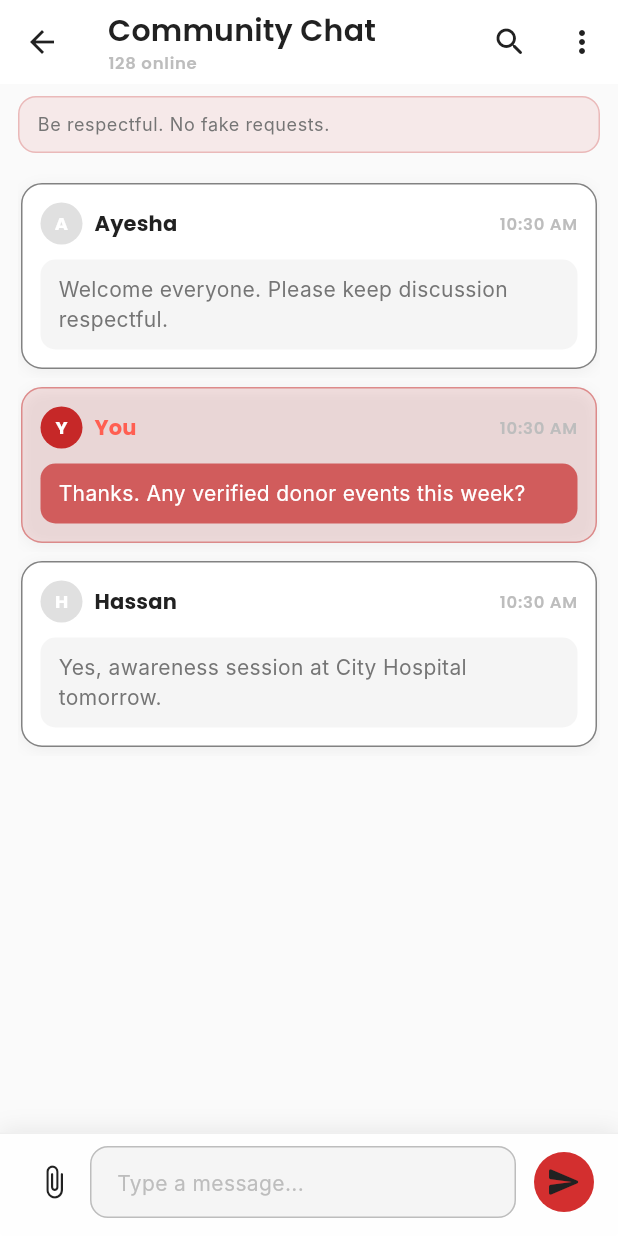
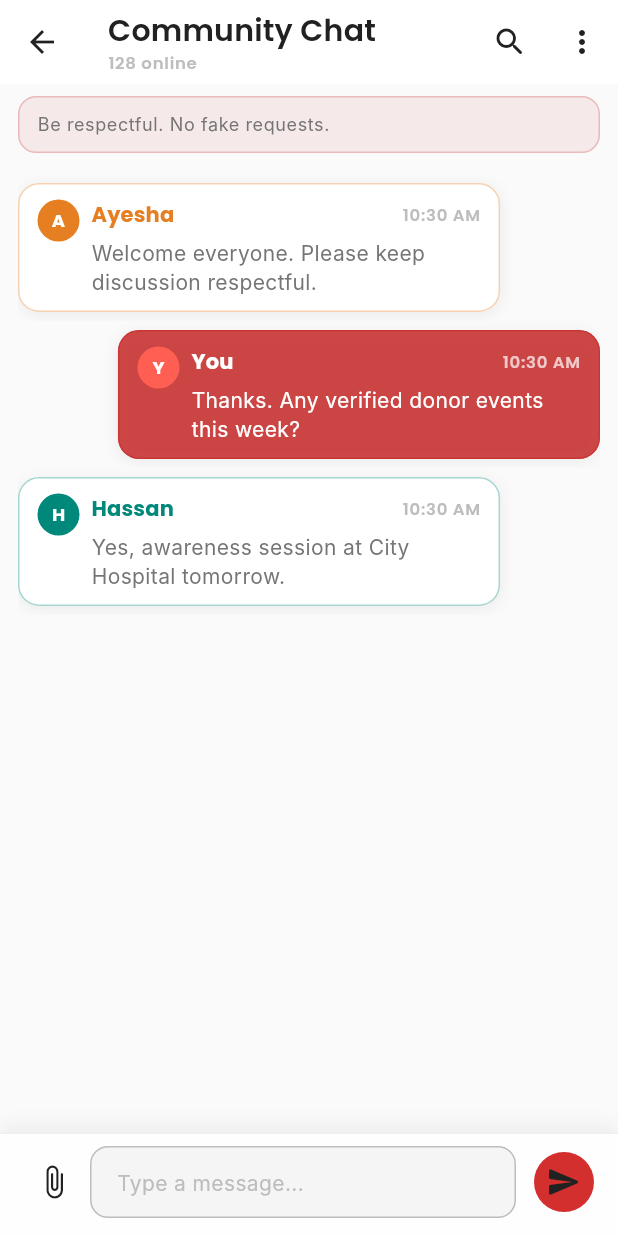
Before and after one commit to AbdulRehman247136/Blood-Link-, a Flutter app: the CommunityChatScreen screen opened directly, on a phone screen of 412 x 824 dp. Run offline on Flutter 3.47's test engine with Material 3 defaults, Android fonts, the phone set to English and light mode, and no system bars; our stand-ins replace animate_do, confetti, flutter_riverpod, google_fonts, shared_preferences; accounts and stored records are empty; Roboto replaces fonts that are missing (Inter).

Commit message:
feat: Enhance message bubble design with dynamic sender colors and improved layout

```diff
--- a/lib/screens/community_chat_screen.dart
+++ b/lib/screens/community_chat_screen.dart
@@ -394,54 +394,72 @@ class _MessageBubble extends StatelessWidget {
 
   const _MessageBubble({required this.message});
 
+  Color _senderColor(BuildContext context) {
+    final scheme = Theme.of(context).colorScheme;
+    final palette = <Color>[
+      scheme.primary,
+      scheme.secondary,
+      scheme.tertiary,
+      AppColors.primaryLight,
+      AppColors.success,
+      AppColors.warning,
+    ];
+
+    final index = message.userName.hashCode.abs() % palette.length;
+    return palette[index];
+  }
+
   @override
   Widget build(BuildContext context) {
     final isDarkMode = Theme.of(context).brightness == Brightness.dark;
-    final cardColor = message.isMine
-        ? AppColors.primary.withValues(alpha: isDarkMode ? 0.24 : 0.12)
+    final senderColor = _senderColor(context);
+    final bubbleColor = message.isMine
+        ? AppColors.primary.withValues(alpha: 0.85)
         : (isDarkMode ? Colors.grey.shade900 : Colors.white);
     final borderColor = message.isMine
-        ? AppColors.primary.withValues(alpha: 0.45)
-        : Theme.of(context).dividerColor;
-    final senderTextColor = message.isMine
-        ? AppColors.primaryLight
-        : Theme.of(context).textTheme.titleSmall?.color;
+        ? AppColors.primary.withValues(alpha: 0.55)
+        : senderColor.withValues(alpha: 0.35);
+    final senderTextColor = message.isMine ? Colors.white : senderColor;
     final bodyTextColor = message.isMine
         ? Colors.white
         : Theme.of(context).textTheme.bodyMedium?.color;
+    final maxBubbleWidth = MediaQuery.of(context).size.width * 0.78;
 
     return Semantics(
       label:
           'Message from ${message.isMine ? 'you' : message.userName} at ${message.timestamp}: ${message.text}',
       child: Padding(
-        padding: const EdgeInsets.symmetric(vertical: 6, horizontal: 2),
+        padding: const EdgeInsets.symmetric(vertical: 6),
+        child: Align(
+          alignment: message.isMine
+              ? Alignment.centerRight
+              : Alignment.centerLeft,
+          child: ConstrainedBox(
+            constraints: BoxConstraints(maxWidth: maxBubbleWidth),
             child: Container(
-          width: double.infinity,
-          padding: const EdgeInsets.all(12),
+              padding: const EdgeInsets.fromLTRB(12, 10, 12, 10),
               decoration: BoxDecoration(
-            color: cardColor,
+                color: bubbleColor,
                 borderRadius: BorderRadius.circular(14),
                 border: Border.all(color: borderColor),
                 boxShadow: [
                   BoxShadow(
-                color: Colors.black.withValues(alpha: isDarkMode ? 0.2 : 0.05),
+                    color: Colors.black.withValues(
+                      alpha: isDarkMode ? 0.22 : 0.06,
+                    ),
                     blurRadius: 8,
                     offset: const Offset(0, 2),
                   ),
                 ],
               ),
-          child: Column(
+              child: Row(
                 crossAxisAlignment: CrossAxisAlignment.start,
-            children: [
-              Row(
                 children: [
                   CircleAvatar(
                     radius: 14,
                     backgroundColor: message.isMine
-                        ? AppColors.primary
-                        : (isDarkMode
-                              ? Colors.grey.shade700
-                              : Colors.grey.shade300),
+                        ? AppColors.primaryLight
+                        : senderColor,
                     child: Text(
                       message.userName.substring(0, 1),
                       style: const TextStyle(
@@ -453,45 +471,51 @@ class _MessageBubble extends StatelessWidget {
                   ),
                   const SizedBox(width: 8),
                   Expanded(
+                    child: Column(
+                      crossAxisAlignment: CrossAxisAlignment.start,
+                      children: [
+                        Row(
+                          children: [
+                            Expanded(
                               child: Text(
                                 message.userName,
-                      style: Theme.of(context).textTheme.titleSmall?.copyWith(
+                                overflow: TextOverflow.ellipsis,
+                                style: Theme.of(context).textTheme.labelLarge
+                                    ?.copyWith(
                                       fontWeight: FontWeight.w700,
                                       color: senderTextColor,
                                     ),
                               ),
                             ),
+                            const SizedBox(width: 8),
                             Text(
                               message.timestamp,
-                    style: Theme.of(context).textTheme.labelSmall,
+                              style: Theme.of(context).textTheme.labelSmall
+                                  ?.copyWith(
+                                    color: message.isMine
+                                        ? Colors.white70
+                                        : Theme.of(
+                                            context,
+                                          ).textTheme.labelSmall?.color,
+                                  ),
                             ),
                           ],
                         ),
-              const SizedBox(height: 10),
-              Container(
-                width: double.infinity,
-                padding: const EdgeInsets.symmetric(
-                  horizontal: 12,
-                  vertical: 10,
-                ),
-                decoration: BoxDecoration(
-                  color: message.isMine
-                      ? AppColors.primary.withValues(alpha: 0.7)
-                      : (isDarkMode
-                            ? Colors.black.withValues(alpha: 0.25)
-                            : Colors.grey.shade100),
-                  borderRadius: BorderRadius.circular(10),
-                ),
-                child: Text(
+                        const SizedBox(height: 6),
+                        Text(
                           message.text,
                           style: TextStyle(
                             color: bodyTextColor,
-                    height: 1.4,
+                            height: 1.35,
                             fontSize: 14,
                           ),
                         ),
+                      ],
+                    ),
                   ),
                 ],
+              ),
+            ),
           ),
         ),
       ),
```
Lines whose indentation alone changed are shown as unchanged.
